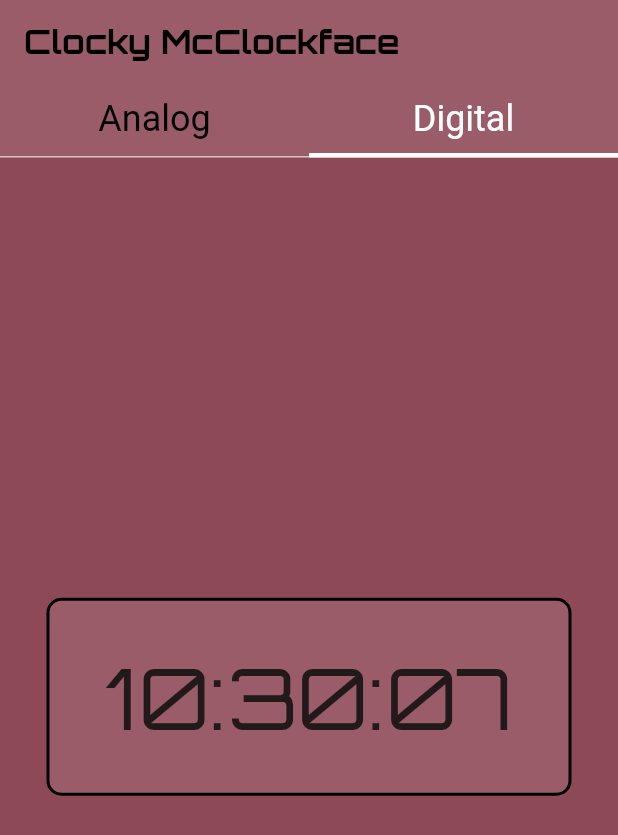
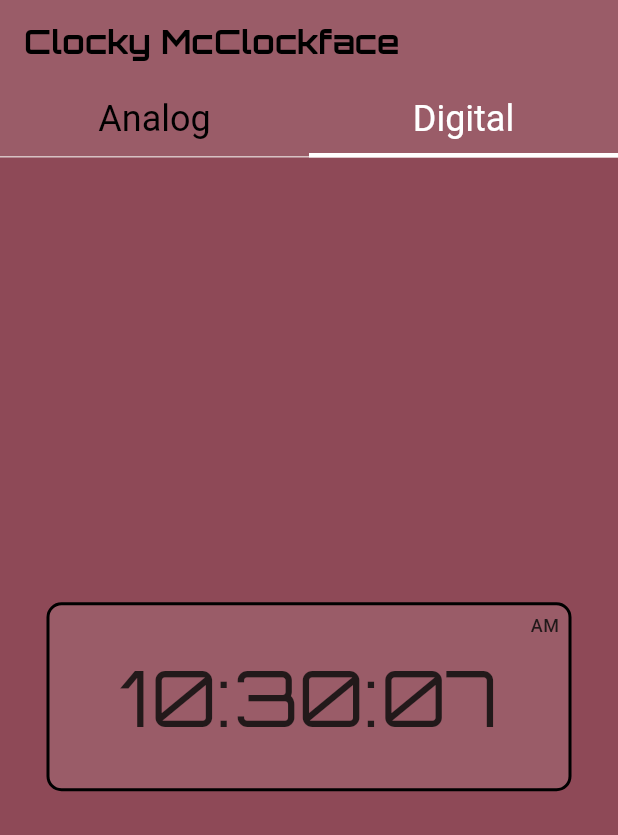
Before and after one commit to Toglefritz/clocky_mc_clockface, a Flutter app: the screen it shows after launch, on a phone screen of 412 x 824 dp. Shown: the top 835 px of the screen. Run offline on Flutter 3.47's test engine with Material 2 defaults, Android fonts, the phone set to English and light mode, and no system bars; our stand-ins replace analog_clock, google_fonts; generated files the repository leaves out were written again.

Commit message:
:sunny: Added meridiem indicators :moon:

```diff
--- a/lib/components/clock.dart
+++ b/lib/components/clock.dart
@@ -1,3 +1,5 @@
+import 'dart:math';
+
 import 'package:clocky_mc_clockface/extensions/int_extensions.dart';
 import 'package:flutter/material.dart';
 import 'package:google_fonts/google_fonts.dart';
@@ -5,14 +7,8 @@ import 'package:provider/provider.dart';
 import 'package:analog_clock/analog_clock.dart';
 
 import '../services/clock/clock_controller.dart';
-
-/// An enumeration of clock types, used to change the appearance of the
-/// [Clock] widget.
-enum ClockType {
-  digital,
-  analog,
-}
-
+import '../services/clock/models/clock_type.dart';
+import 'meridiem_indicator.dart';
 
 /// A versatile clock widget for displaying time in a Flutter application.
 ///
@@ -43,6 +39,7 @@ class Clock extends StatelessWidget {
     required this.clockType,
   });
 
+  /// The style of clock face to use for this widget, either analog or digital.
   final ClockType clockType;
 
   @override
@@ -81,7 +78,9 @@ class Clock extends StatelessWidget {
           // Render the clock using hours, minutes, and seconds, in a style dependent on [clockType]
           // Digital clock
           if (clockType == ClockType.digital) {
-            return Container(
+            return Stack(
+              children: [
+                Container(
                   width: 350,
                   decoration: BoxDecoration(
                     border: Border.all(
@@ -94,18 +93,29 @@ class Clock extends StatelessWidget {
                   child: Padding(
                     padding: const EdgeInsets.all(24),
                     child: Text(
-                  '${hours.toZeroPaddedString()}:${minutes.toZeroPaddedString()}:${seconds.toZeroPaddedString()}',
+                      '$hours:${minutes.toZeroPaddedString()}:${seconds.toZeroPaddedString()}',
                       style: GoogleFonts.orbitron().copyWith(
-                    fontSize: 56,
+                        fontSize: 52,
                       ),
                       textAlign: TextAlign.center,
                     ),
                   ),
+                ),
+                Positioned(
+                  top: 8,
+                  right: 8,
+                  child: MeridiemIndicator(
+                    meridiem: controller.meridiem,
+                  ),
+                ),
+              ],
             );
           }
           // Analog clock
           else {
-            return AnalogClock(
+            return Stack(
+              children: [
+                AnalogClock(
                   decoration: BoxDecoration(
                     border: Border.all(
                       width: 2.0,
@@ -128,6 +138,15 @@ class Clock extends StatelessWidget {
                   tickColor: Theme.of(context).primaryColorDark,
                   showDigitalClock: false,
                   datetime: controller.currentTime,
+                ),
+                Positioned(
+                  top: ((MediaQuery.of(context).size.height - 350) / 2) - sqrt(350 ^ 2 + 350 ^ 2) - 50,
+                  right: (MediaQuery.of(context).size.width - 350) / 2,
+                  child: MeridiemIndicator(
+                    meridiem: controller.meridiem,
+                  ),
+                ),
+              ],
             );
           }
         },
--- /dev/null
+++ b/lib/components/meridiem_indicator.dart
@@ -0,0 +1,21 @@
+import 'package:clocky_mc_clockface/services/clock/models/meridiem.dart';
+import 'package:flutter/material.dart';
+
+/// Indicates the current meridiem by displaying an "AM" or "PM" label.
+class MeridiemIndicator extends StatelessWidget {
+  const MeridiemIndicator({
+    super.key,
+    required this.meridiem,
+  });
+
+  /// The meridiem of the current time.
+  final Meridiem meridiem;
+
+  @override
+  Widget build(BuildContext context) {
+    return Text(
+      meridiem == Meridiem.am ? 'AM' : 'PM',
+      style: Theme.of(context).textTheme.labelMedium,
+    );
+  }
+}
--- a/lib/screens/clock/clock_types_view.dart
+++ b/lib/screens/clock/clock_types_view.dart
@@ -3,6 +3,7 @@ import 'package:flutter_gen/gen_l10n/app_localizations.dart';
 import 'package:google_fonts/google_fonts.dart';
 
 import '../../components/clock.dart';
+import '../../services/clock/models/clock_type.dart';
 import 'clock_types_controller.dart';
 
 /// A view for the [ClockTypesRoute] presenting a [TabBar] allowing the choice between a digital and an analog
--- a/lib/services/clock/clock_controller.dart
+++ b/lib/services/clock/clock_controller.dart
@@ -1,6 +1,7 @@
 import 'dart:async';
 import 'package:flutter/material.dart';
 
+import 'models/meridiem.dart';
 
 /// A controller class designed for driving a clock interface in a Flutter application.
 ///
@@ -31,30 +32,67 @@ import 'package:flutter/material.dart';
 ///  * [DateTime], which the `ClockController` uses to represent the current time and the alarm time.
 ///  * [StreamController], which is used for managing the alarm triggered event.
 class ClockController with ChangeNotifier {
+  /// The current time in 12-hour format.
   late DateTime _currentTime;
+
+  // Getter for the current time
+  DateTime get currentTime => _currentTime;
+
+  /// A [DateTime] when the alarm will expire and alert the user.
   DateTime? _alarmTime;
+
+  /// A [Timer] used to update the values in this controller periodically.
   late Timer _timer;
+
+  /// Determines if the alam has been triggered.
   bool _isAlarmTriggered = false;
 
+  // Getter for the alarm triggered status
+  bool get isAlarmTriggered => _isAlarmTriggered;
+
+  /// Determines the meridiem of the current time.
+  late Meridiem _meridiem;
+
+  // Getter for the meridiem
+  Meridiem get meridiem => _meridiem;
+
   ClockController() {
-    _currentTime = DateTime.now();
+    _currentTime = _getCurrentTime();
+
+    _meridiem = _currentTime.hour < 12 ? Meridiem.am : Meridiem.pm;
+
     // Schedule a tick to happen once every second
     _timer = Timer.periodic(const Duration(seconds: 1), (Timer timer) => _onTick());
   }
 
-  // Getter for the current time
-  DateTime get currentTime => _currentTime;
+  /// Returns the current time in 12-hour format.
+  ///
+  /// This method retrieves the current time, converts it into 12-hour format,
+  /// and returns a [DateTime] object. The hour component of the returned
+  /// [DateTime] object will be in the range of 1 to 12 inclusive.
+  DateTime _getCurrentTime() {
+    final DateTime  now = DateTime.now();
+    int hours = now.hour;
 
-  // Getter for the alarm triggered status
-  bool get isAlarmTriggered => _isAlarmTriggered;
+    // Adjusting hours for 12-hour format
+    if (hours > 12) {
+      hours = hours - 12;
+    } else if (hours == 0) {
+      hours = 12;
+    }
 
-  // Method to set the alarm time
+    _meridiem = hours < 12 ? Meridiem.am : Meridiem.pm;
+
+    return DateTime(now.year, now.month, now.day, hours, now.minute, now.second);
+  }
+
+  /// Method to set the alarm time.
   void setAlarm(DateTime alarmTime) {
     _alarmTime = alarmTime;
     _isAlarmTriggered = false;
   }
 
-  // Called every second
+  /// Called every second.
   void _onTick() {
     _currentTime = DateTime.now();
     // Check if the current time has reached the alarm time
--- /dev/null
+++ b/lib/services/clock/models/clock_type.dart
@@ -0,0 +1,6 @@
+/// An enumeration of clock types, used to change the appearance of the
+/// [Clock] widget.
+enum ClockType {
+  digital,
+  analog,
+}
--- /dev/null
+++ b/lib/services/clock/models/meridiem.dart
@@ -0,0 +1,5 @@
+/// An enumeration of meridiem values (a.k.a. "AM" or "PM")
+enum Meridiem {
+  am,
+  pm,
+}
```
Lines whose indentation alone changed are shown as unchanged.
